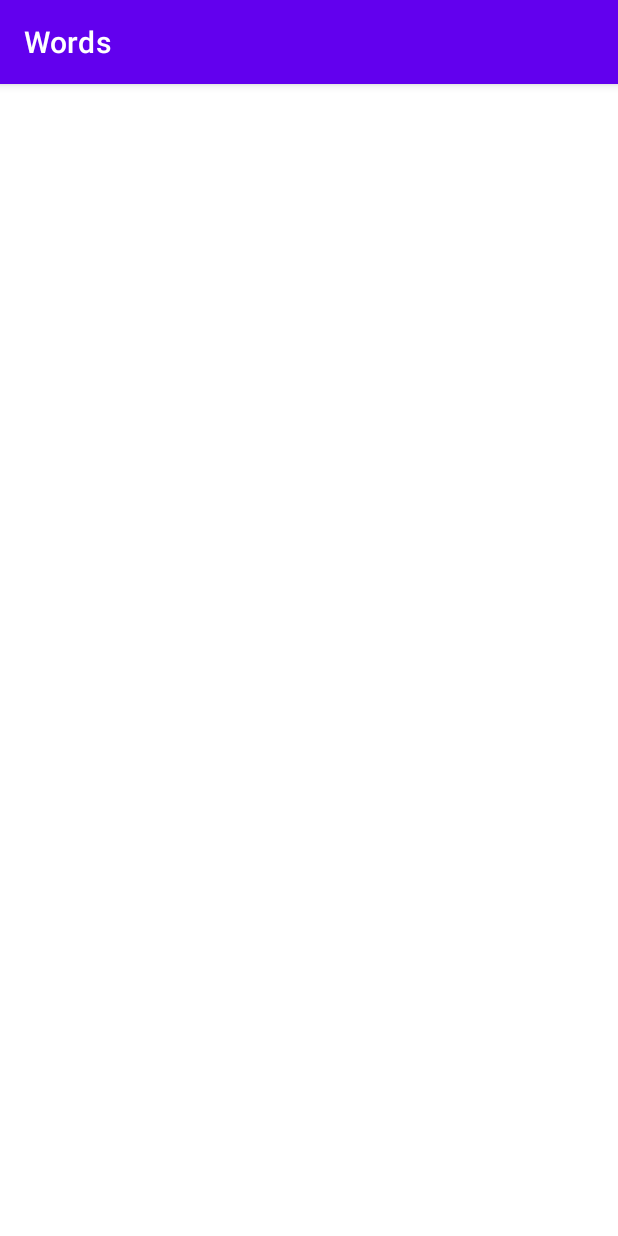
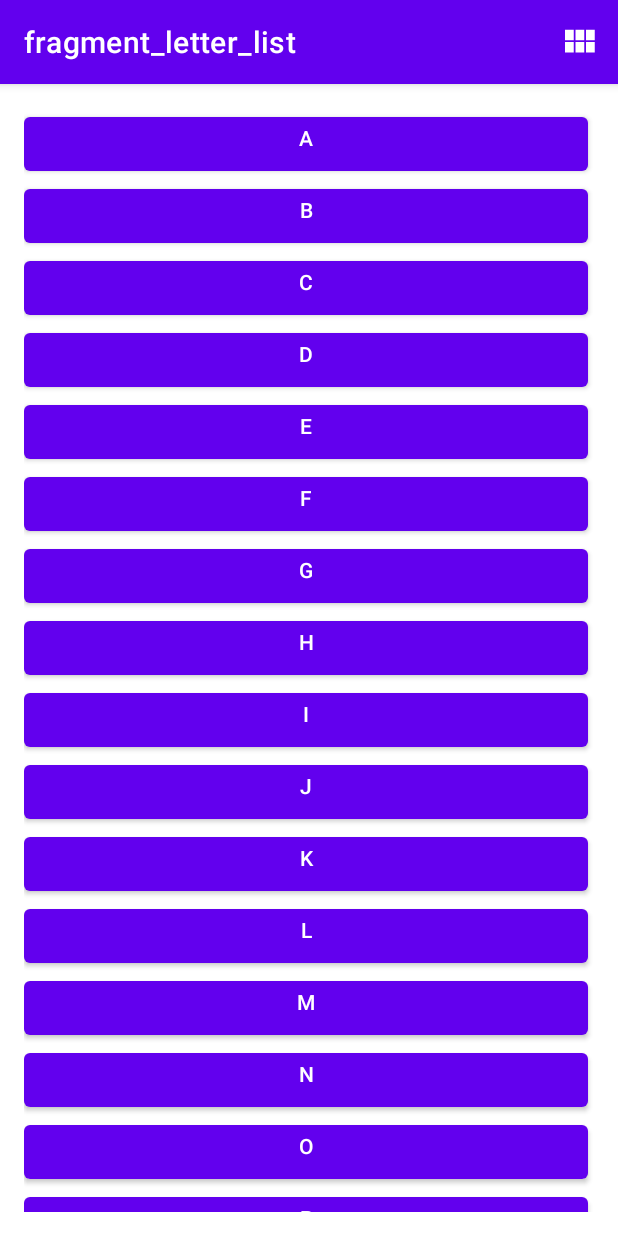
Before and after one commit to gogamid/simple-dictionary, an Android app: the screen it shows after launch (MainActivity), on a phone screen of 412 x 824 dp. Run offline under Robolectric (Android 15) with nearby library versions, the phone set to English and light mode, and no system bars; our stand-ins replace navigation-ui.

Commit message:
feat: use navigation graph

```diff
--- a/app/src/main/java/com/example/words/MainActivity.kt
+++ b/app/src/main/java/com/example/words/MainActivity.kt
@@ -2,12 +2,27 @@ package com.example.words
 
 import androidx.appcompat.app.AppCompatActivity
 import android.os.Bundle
+import androidx.navigation.NavController
+import androidx.navigation.fragment.NavHostFragment
+import androidx.navigation.ui.NavigationUI.setupActionBarWithNavController
+import androidx.navigation.ui.setupActionBarWithNavController
 import com.example.words.databinding.ActivityMainBinding
 
 class MainActivity : AppCompatActivity() {
+  private lateinit var navController: NavController
   override fun onCreate(savedInstanceState: Bundle?) {
     super.onCreate(savedInstanceState)
     val binding = ActivityMainBinding.inflate(layoutInflater)
     setContentView(binding.root)
+
+    val navHostFragment = supportFragmentManager
+      .findFragmentById(R.id.nav_host_fragment) as NavHostFragment
+    navController = navHostFragment.navController
+
+    setupActionBarWithNavController(navController)
+  }
+
+  override fun onSupportNavigateUp(): Boolean {
+    return navController.navigateUp() || super.onSupportNavigateUp()
   }
 }
--- a/app/src/main/java/com/example/words/adapter/LetterAdapter.kt
+++ b/app/src/main/java/com/example/words/adapter/LetterAdapter.kt
@@ -6,8 +6,10 @@ import android.view.LayoutInflater
 import android.view.View
 import android.view.ViewGroup
 import android.widget.Button
+import androidx.navigation.findNavController
 import androidx.recyclerview.widget.RecyclerView
 import com.example.words.R
+import com.example.words.fragments.LetterListFragmentDirections
 
 class LetterAdapter(
   private val context: Context,
@@ -28,9 +30,9 @@ class LetterAdapter(
     val item = dataset[position]
     holder.button.text = item.toString()
     holder.button.setOnClickListener {
-//      val intent = Intent(context, WordsActivity::class.java)
-//      intent.putExtra(WordListFragment.LETTER, holder.button.text[0])
-//      context.startActivity(intent)
+      val action =
+        LetterListFragmentDirections.actionLetterListFragmentToWordListFragment(holder.button.text.toString())
+      holder.itemView.findNavController().navigate(action)
     }
   }
 
--- a/app/src/main/res/layout/activity_main.xml
+++ b/app/src/main/res/layout/activity_main.xml
@@ -8,12 +8,12 @@
     tools:context=".MainActivity">
 
 
-    <androidx.recyclerview.widget.RecyclerView
-        android:id="@+id/recycler_view"
+    <androidx.fragment.app.FragmentContainerView
+        android:id="@+id/nav_host_fragment"
+        android:name="androidx.navigation.fragment.NavHostFragment"
         android:layout_width="match_parent"
         android:layout_height="match_parent"
-        android:padding="8dp"
-        android:scrollbars="vertical"
-        app:layoutManager="LinearLayoutManager" />
+        app:defaultNavHost="true"
+        app:navGraph="@navigation/nav_graph" />
 
 </FrameLayout>
--- /dev/null
+++ b/app/src/main/res/navigation/nav_graph.xml
@@ -0,0 +1,26 @@
+<?xml version="1.0" encoding="utf-8"?>
+<navigation xmlns:android="http://schemas.android.com/apk/res/android"
+    xmlns:app="http://schemas.android.com/apk/res-auto"
+    xmlns:tools="http://schemas.android.com/tools"
+    android:id="@+id/nav_graph.xml"
+    app:startDestination="@id/letterListFragment">
+
+    <fragment
+        android:id="@+id/letterListFragment"
+        android:name="com.example.words.fragments.LetterListFragment"
+        android:label="fragment_letter_list"
+        tools:layout="@layout/fragment_letter_list" >
+        <action
+            android:id="@+id/action_letterListFragment_to_wordListFragment"
+            app:destination="@id/wordListFragment" />
+    </fragment>
+    <fragment
+        android:id="@+id/wordListFragment"
+        android:name="com.example.words.fragments.WordListFragment"
+        android:label="fragment_word_list"
+        tools:layout="@layout/fragment_word_list" >
+        <argument
+            android:name="letter"
+            app:argType="string" />
+    </fragment>
+</navigation>
```
